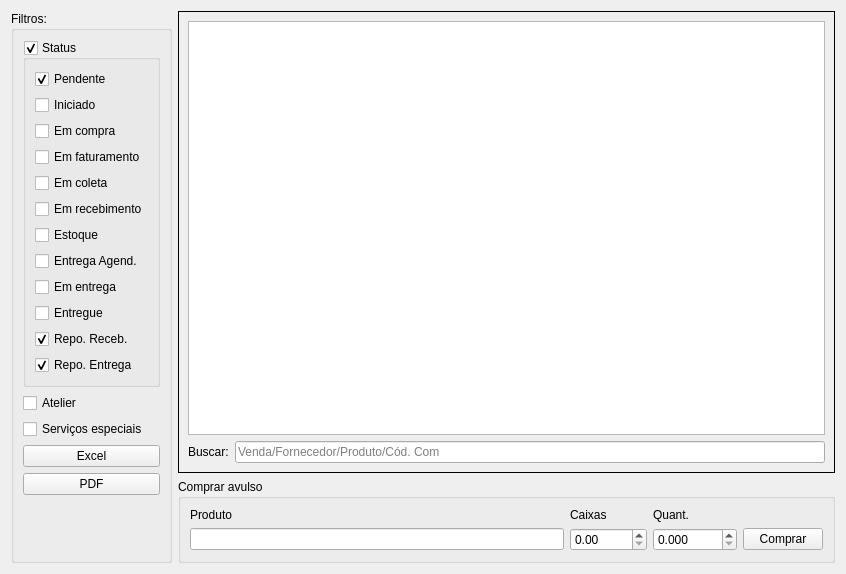
Above: ui/widgetcomprapendentes.ui from darktorres/ERP-STACCATO before the change. Below: the same form after it.
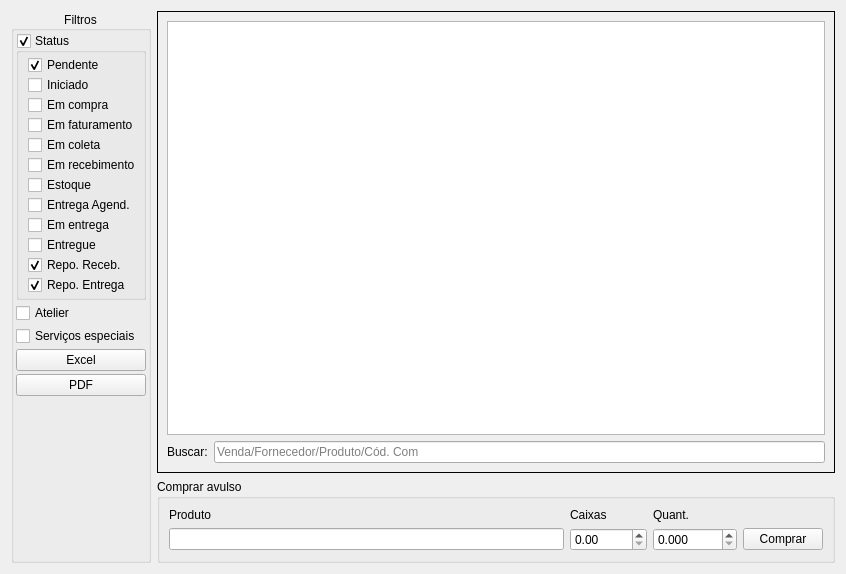
That is the form after the change. Custom widgets are drawn as their Qt base class.

```diff
--- a/ui/widgetcomprapendentes.ui
+++ b/ui/widgetcomprapendentes.ui
@@ -20,37 +20,28 @@
       <bool>true</bool>
      </property>
      <property name="title">
-      <string>Filtros:</string>
+      <string>Filtros</string>
      </property>
-     <layout class="QGridLayout" name="gridLayout_35">
-      <item row="4" column="0">
-       <widget class="QPushButton" name="pushButtonExcel">
-        <property name="text">
-         <string>Excel</string>
-        </property>
-       </widget>
-      </item>
-      <item row="6" column="0">
-       <spacer name="verticalSpacer_6">
-        <property name="orientation">
-         <enum>Qt::Vertical</enum>
-        </property>
-        <property name="sizeHint" stdset="0">
-         <size>
-          <width>20</width>
-          <height>290</height>
-         </size>
-        </property>
-       </spacer>
-      </item>
-      <item row="5" column="0">
-       <widget class="QPushButton" name="pushButtonPDF">
-        <property name="text">
-         <string>PDF</string>
-        </property>
-       </widget>
-      </item>
-      <item row="1" column="0">
+     <property name="alignment">
+      <set>Qt::AlignCenter</set>
+     </property>
+     <layout class="QVBoxLayout" name="verticalLayout">
+      <property name="spacing">
+       <number>3</number>
+      </property>
+      <property name="leftMargin">
+       <number>2</number>
+      </property>
+      <property name="topMargin">
+       <number>2</number>
+      </property>
+      <property name="rightMargin">
+       <number>2</number>
+      </property>
+      <property name="bottomMargin">
+       <number>2</number>
+      </property>
+      <item>
        <widget class="QGroupBox" name="groupBoxStatus">
         <property name="title">
          <string>Status</string>
@@ -61,31 +52,83 @@
         <property name="checked">
          <bool>true</bool>
         </property>
-        <layout class="QGridLayout" name="gridLayout_5">
-         <item row="10" column="0">
-          <widget class="QCheckBox" name="checkBoxFiltroRepoReceb">
+        <layout class="QVBoxLayout" name="verticalLayout_2">
+         <property name="spacing">
+          <number>0</number>
+         </property>
+         <property name="topMargin">
+          <number>2</number>
+         </property>
+         <property name="rightMargin">
+          <number>2</number>
+         </property>
+         <property name="bottomMargin">
+          <number>2</number>
+         </property>
+         <item>
+          <widget class="QCheckBox" name="checkBoxFiltroPendentes">
            <property name="enabled">
             <bool>true</bool>
            </property>
            <property name="text">
-            <string>Repo. Receb.</string>
+            <string>Pendente</string>
            </property>
            <property name="checked">
             <bool>true</bool>
            </property>
           </widget>
          </item>
-         <item row="7" column="0">
-          <widget class="QCheckBox" name="checkBoxFiltroEntregaAgend">
+         <item>
+          <widget class="QCheckBox" name="checkBoxFiltroIniciados">
            <property name="enabled">
             <bool>true</bool>
            </property>
            <property name="text">
-            <string>Entrega Agend.</string>
+            <string>Iniciado</string>
            </property>
           </widget>
          </item>
-         <item row="6" column="0">
+         <item>
+          <widget class="QCheckBox" name="checkBoxFiltroCompra">
+           <property name="enabled">
+            <bool>true</bool>
+           </property>
+           <property name="text">
+            <string>Em compra</string>
+           </property>
+          </widget>
+         </item>
+         <item>
+          <widget class="QCheckBox" name="checkBoxFiltroFaturamento">
+           <property name="enabled">
+            <bool>true</bool>
+           </property>
+           <property name="text">
+            <string>Em faturamento</string>
+           </property>
+          </widget>
+         </item>
+         <item>
+          <widget class="QCheckBox" name="checkBoxFiltroColeta">
+           <property name="enabled">
+            <bool>true</bool>
+           </property>
+           <property name="text">
+            <string>Em coleta</string>
+           </property>
+          </widget>
+         </item>
+         <item>
+          <widget class="QCheckBox" name="checkBoxFiltroRecebimento">
+           <property name="enabled">
+            <bool>true</bool>
+           </property>
+           <property name="text">
+            <string>Em recebimento</string>
+           </property>
+          </widget>
+         </item>
+         <item>
           <widget class="QCheckBox" name="checkBoxFiltroEstoque">
            <property name="enabled">
             <bool>true</bool>
@@ -95,7 +138,27 @@
            </property>
           </widget>
          </item>
-         <item row="9" column="0">
+         <item>
+          <widget class="QCheckBox" name="checkBoxFiltroEntregaAgend">
+           <property name="enabled">
+            <bool>true</bool>
+           </property>
+           <property name="text">
+            <string>Entrega Agend.</string>
+           </property>
+          </widget>
+         </item>
+         <item>
+          <widget class="QCheckBox" name="checkBoxFiltroEmEntrega">
+           <property name="enabled">
+            <bool>true</bool>
+           </property>
+           <property name="text">
+            <string>Em entrega</string>
+           </property>
+          </widget>
+         </item>
+         <item>
           <widget class="QCheckBox" name="checkBoxFiltroEntregue">
            <property name="enabled">
             <bool>true</bool>
@@ -105,7 +168,20 @@
            </property>
           </widget>
          </item>
-         <item row="11" column="0">
+         <item>
+          <widget class="QCheckBox" name="checkBoxFiltroRepoReceb">
+           <property name="enabled">
+            <bool>true</bool>
+           </property>
+           <property name="text">
+            <string>Repo. Receb.</string>
+           </property>
+           <property name="checked">
+            <bool>true</bool>
+           </property>
+          </widget>
+         </item>
+         <item>
           <widget class="QCheckBox" name="checkBoxFiltroRepoEntrega">
            <property name="enabled">
             <bool>true</bool>
@@ -118,83 +194,10 @@
            </property>
           </widget>
          </item>
-         <item row="8" column="0">
-          <widget class="QCheckBox" name="checkBoxFiltroEmEntrega">
-           <property name="enabled">
-            <bool>true</bool>
-           </property>
-           <property name="text">
-            <string>Em entrega</string>
-           </property>
-          </widget>
-         </item>
-         <item row="3" column="0">
-          <widget class="QCheckBox" name="checkBoxFiltroFaturamento">
-           <property name="enabled">
-            <bool>true</bool>
-           </property>
-           <property name="text">
-            <string>Em faturamento</string>
-           </property>
-          </widget>
-         </item>
-         <item row="2" column="0">
-          <widget class="QCheckBox" name="checkBoxFiltroCompra">
-           <property name="enabled">
-            <bool>true</bool>
-           </property>
-           <property name="text">
-            <string>Em compra</string>
-           </property>
-          </widget>
-         </item>
-         <item row="1" column="0">
-          <widget class="QCheckBox" name="checkBoxFiltroIniciados">
-           <property name="enabled">
-            <bool>true</bool>
-           </property>
-           <property name="text">
-            <string>Iniciado</string>
-           </property>
-          </widget>
-         </item>
-         <item row="5" column="0">
-          <widget class="QCheckBox" name="checkBoxFiltroRecebimento">
-           <property name="enabled">
-            <bool>true</bool>
-           </property>
-           <property name="text">
-            <string>Em recebimento</string>
-           </property>
-          </widget>
-         </item>
-         <item row="0" column="0">
-          <widget class="QCheckBox" name="checkBoxFiltroPendentes">
-           <property name="enabled">
-            <bool>true</bool>
-           </property>
-           <property name="text">
-            <string>Pendente</string>
-           </property>
-           <property name="checked">
-            <bool>true</bool>
-           </property>
-          </widget>
-         </item>
-         <item row="4" column="0">
-          <widget class="QCheckBox" name="checkBoxFiltroColeta">
-           <property name="enabled">
-            <bool>true</bool>
-           </property>
-           <property name="text">
-            <string>Em coleta</string>
-           </property>
-          </widget>
-         </item>
         </layout>
        </widget>
       </item>
-      <item row="2" column="0">
+      <item>
        <widget class="QCheckBox" name="checkBoxAtelier">
         <property name="enabled">
          <bool>true</bool>
@@ -207,7 +210,7 @@
         </property>
        </widget>
       </item>
-      <item row="3" column="0">
+      <item>
        <widget class="QCheckBox" name="checkBoxServicos">
         <property name="enabled">
          <bool>true</bool>
@@ -220,6 +223,33 @@
         </property>
        </widget>
       </item>
+      <item>
+       <widget class="QPushButton" name="pushButtonExcel">
+        <property name="text">
+         <string>Excel</string>
+        </property>
+       </widget>
+      </item>
+      <item>
+       <widget class="QPushButton" name="pushButtonPDF">
+        <property name="text">
+         <string>PDF</string>
+        </property>
+       </widget>
+      </item>
+      <item>
+       <spacer name="verticalSpacer_6">
+        <property name="orientation">
+         <enum>Qt::Vertical</enum>
+        </property>
+        <property name="sizeHint" stdset="0">
+         <size>
+          <width>0</width>
+          <height>0</height>
+         </size>
+        </property>
+       </spacer>
+      </item>
      </layout>
      <zorder>pushButtonPDF</zorder>
      <zorder>groupBoxStatus</zorder>
@@ -299,9 +329,6 @@
      <property name="frameShape">
       <enum>QFrame::Box</enum>
      </property>
-     <property name="frameShadow">
-      <enum>QFrame::Plain</enum>
-     </property>
      <layout class="QGridLayout" name="gridLayout_2">
       <item row="0" column="0" colspan="2">
        <widget class="TableView" name="table">
```
